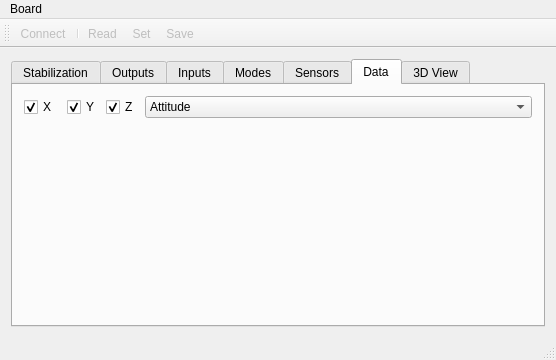
MRazgunas/EvvGC-PLUS, file Configurator/mainwindow.ui: the form before one commit.
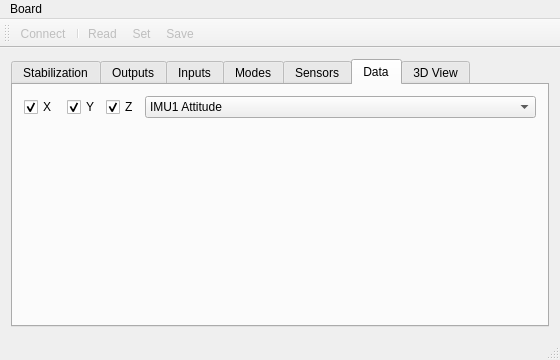
The form after the commit. The open tabs and pages were chosen to show the change. Custom widgets are drawn as their Qt base class.

Commit message: GUI update. Reference system changed.

```diff
--- a/Configurator/mainwindow.ui
+++ b/Configurator/mainwindow.ui
@@ -6,7 +6,7 @@
    <rect>
     <x>0</x>
     <y>0</y>
-    <width>556</width>
+    <width>560</width>
     <height>360</height>
    </rect>
   </property>
@@ -1962,7 +1962,17 @@
            <widget class="QComboBox" name="comboData">
             <item>
              <property name="text">
-              <string>Attitude</string>
+              <string>IMU1 Attitude</string>
+             </property>
+            </item>
+            <item>
+             <property name="text">
+              <string>IMU1 Accelerometer</string>
+             </property>
+            </item>
+            <item>
+             <property name="text">
+              <string>IMU1 Gyroscope</string>
              </property>
             </item>
            </widget>
@@ -2000,8 +2010,8 @@
     <rect>
      <x>0</x>
      <y>0</y>
-     <width>556</width>
-     <height>19</height>
+     <width>560</width>
+     <height>21</height>
     </rect>
    </property>
    <widget class="QMenu" name="menuBoard">
```
Left out of the diff: 4 changed lines with no effect on the pictures. The commit also changes 2 other files.
